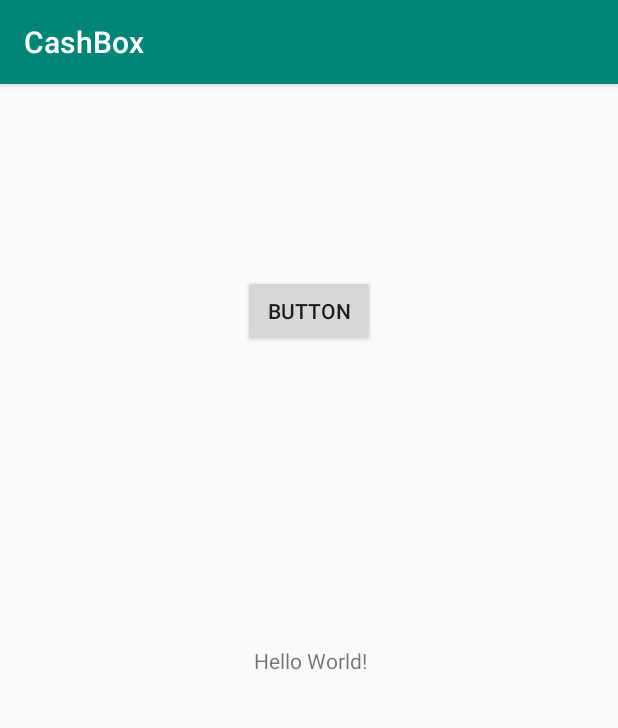
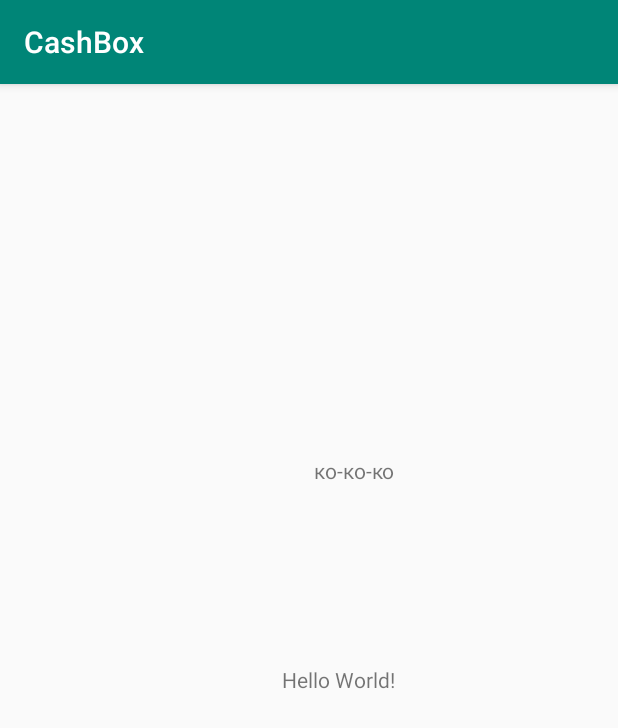
Before and after one commit to KhomutovYarik/CashBox, an Android app: the screen it shows after launch (MainActivity), on a phone screen of 412 x 824 dp. Shown: the top 728 px of the screen. Run offline under Robolectric (Android 15) with nearby library versions, the phone set to English and light mode, and no system bars.

Commit message:
initial commit

```diff
--- a/app/src/main/res/layout/activity_main.xml
+++ b/app/src/main/res/layout/activity_main.xml
@@ -11,21 +11,21 @@
         android:id="@+id/textView"
         android:layout_width="wrap_content"
         android:layout_height="wrap_content"
-        android:layout_marginEnd="5dp"
-        android:layout_marginRight="5dp"
+        android:layout_marginStart="188dp"
+        android:layout_marginLeft="188dp"
         android:text="Hello World!"
         app:layout_constraintBottom_toBottomOf="parent"
-        app:layout_constraintEnd_toEndOf="@+id/button2"
-        app:layout_constraintTop_toTopOf="parent" />
+        app:layout_constraintStart_toStartOf="parent"
+        app:layout_constraintTop_toTopOf="parent"
+        app:layout_constraintVertical_bias="0.517" />
 
-    <Button
-        android:id="@+id/button2"
+    <TextView
+        android:id="@+id/textView2"
         android:layout_width="wrap_content"
         android:layout_height="wrap_content"
-        android:layout_marginTop="127dp"
-        android:text="Button"
-        app:layout_constraintEnd_toEndOf="parent"
-        app:layout_constraintStart_toStartOf="parent"
-        app:layout_constraintTop_toTopOf="parent" />
+        android:layout_marginBottom="120dp"
+        android:text="@string/textView2"
+        app:layout_constraintBottom_toTopOf="@+id/textView"
+        app:layout_constraintEnd_toEndOf="@+id/textView" />
 
 </androidx.constraintlayout.widget.ConstraintLayout>
--- a/app/src/main/res/values/strings.xml
+++ b/app/src/main/res/values/strings.xml
@@ -1,3 +1,4 @@
 <resources>
     <string name="app_name">CashBox</string>
+    <string name="textView2">ко-ко-ко</string>
 </resources>
```
